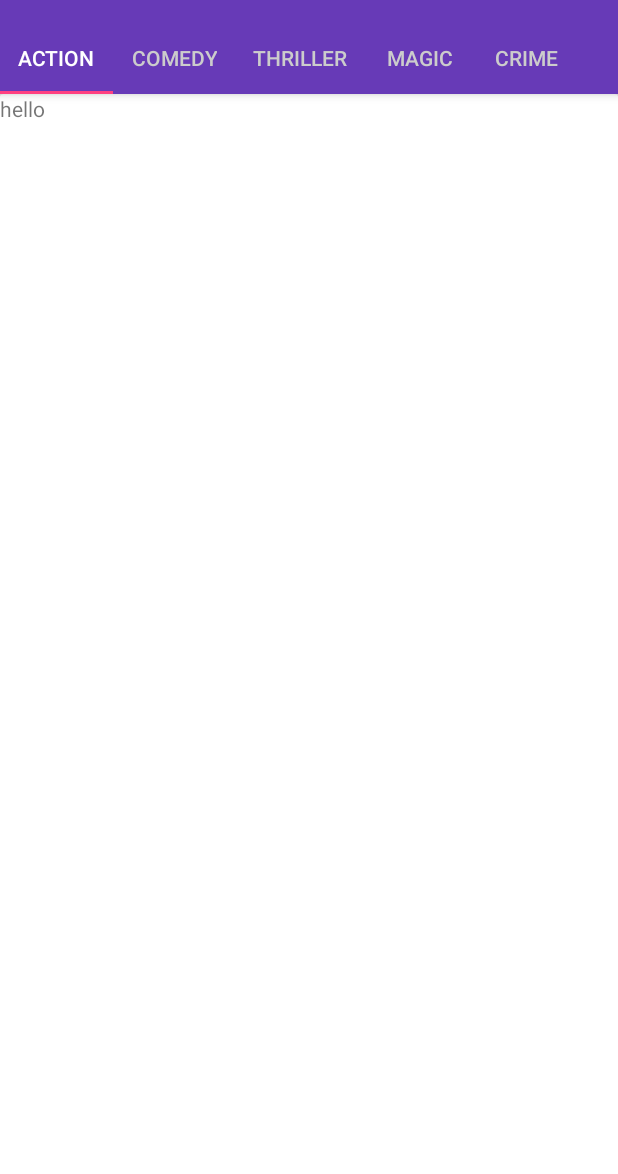
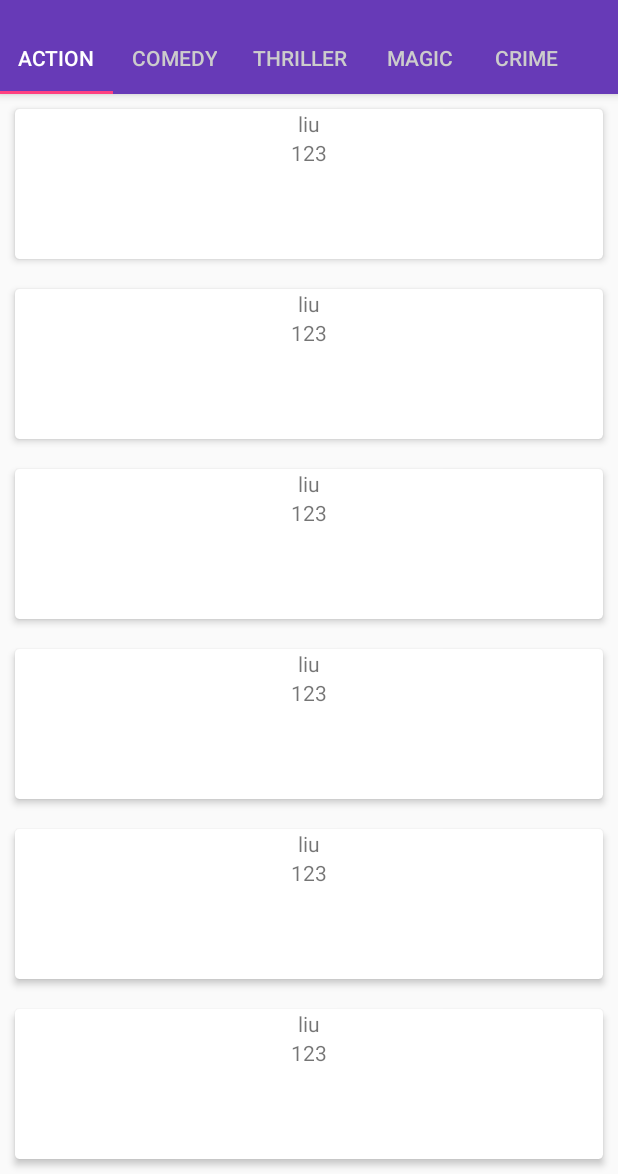
Before and after one commit to mrlmj/TVShow, an Android app: the screen it shows after launch (MainActivity), on a phone screen of 412 x 824 dp, the part 62-1236 px from its top. Run offline under Robolectric (Android 15) with nearby library versions, the phone set to English and light mode, and no system bars; our stand-ins replace ButterKnife; libraries missing offline, so code that uses them is left out: com.orhanobut.logger; 1 statement that could not run was skipped.

Commit message:
[feature]添加fragment

```diff
--- /dev/null
+++ b/app/src/main/java/com/monkeyliu/tvshow/data/bean/Drama.java
@@ -0,0 +1,31 @@
+package com.monkeyliu.tvshow.data.bean;
+
+/**
+ * @author monkey
+ * @date 2016/6/3 0003.
+ */
+public class Drama {
+	private String name;
+	private String url;
+
+	public Drama(String name, String url){
+		this.name = name;
+		this.url = url;
+	}
+
+	public String getName() {
+		return name;
+	}
+
+	public void setName(String name) {
+		this.name = name;
+	}
+
+	public String getUrl() {
+		return url;
+	}
+
+	public void setUrl(String url) {
+		this.url = url;
+	}
+}
--- a/app/src/main/java/com/monkeyliu/tvshow/tvseriesdown/subfragments/RecyclerFragment.java
+++ b/app/src/main/java/com/monkeyliu/tvshow/tvseriesdown/subfragments/RecyclerFragment.java
@@ -19,7 +19,7 @@ public abstract class RecyclerFragment extends BaseFragment implements SwipeRefr
 	@Bind(R.id.data_recyclerview)
 	RecyclerView mRecyclerView;
 	@Bind(R.id.swipe_refresh_layout)
-	SwipeRefreshLayout mRefreshLayout;
+	SwipeRefreshLayout mSwipeRefreshLayout;
 
 	@Override
 	protected int getLayoutId() {
@@ -28,7 +28,7 @@ public abstract class RecyclerFragment extends BaseFragment implements SwipeRefr
 
 	@Override
 	protected void initViews() {
-		mRefreshLayout.setColorSchemeColors(R.color.colorPrimary,R.color.colorPrimaryDark,R.color.colorAccent);
-		mRefreshLayout.setOnRefreshListener(this);
+		mSwipeRefreshLayout.setColorSchemeColors(R.color.colorPrimary,R.color.colorPrimaryDark,R.color.colorAccent);
+		mSwipeRefreshLayout.setOnRefreshListener(this);
 	}
 }
--- a/app/src/main/java/com/monkeyliu/tvshow/tvseriesdown/subfragments/TvListAdapter.java
+++ b/app/src/main/java/com/monkeyliu/tvshow/tvseriesdown/subfragments/TvListAdapter.java
@@ -9,8 +9,10 @@ import android.widget.MediaController;
 import android.widget.TextView;
 
 import com.monkeyliu.tvshow.R;
+import com.monkeyliu.tvshow.data.bean.Drama;
 
 import java.util.ArrayList;
+import java.util.List;
 
 import butterknife.Bind;
 import butterknife.ButterKnife;
@@ -23,12 +25,23 @@ public class TvListAdapter extends RecyclerView.Adapter<TvListAdapter.ViewHolder
 
 	private Context mContext;
 	private LayoutInflater mLayoutInflater;
-	private ArrayList<String> mTextList;
+	private ArrayList<Drama> mDramaList;
 
-	public TvListAdapter(Context context, ArrayList<String> textList){
+	public TvListAdapter(Context context, ArrayList<Drama> textList){
 		mContext = context;
 		mLayoutInflater = LayoutInflater.from(mContext);
-		mTextList = textList;
+		mDramaList = textList;
+	}
+
+	public void fillDataWithClear(ArrayList<Drama> dramaList){
+		mDramaList.clear();
+		mDramaList = dramaList;
+		notifyDataSetChanged();
+	}
+
+	public void appendMoreData(ArrayList<Drama> dramasList){
+		mDramaList.addAll(dramasList);
+		notifyDataSetChanged();
 	}
 
 	@Override
@@ -38,18 +51,21 @@ public class TvListAdapter extends RecyclerView.Adapter<TvListAdapter.ViewHolder
 
 	@Override
 	public void onBindViewHolder(ViewHolder holder, int position) {
-		holder.mTextview.setText(mTextList.get(position));
+		holder.mNameTextview.setText(mDramaList.get(position).getName());
+		holder.mUrlTextView.setText(mDramaList.get(position).getUrl());
 	}
 
 	@Override
 	public int getItemCount() {
-		return mTextList.size();
+		return mDramaList.size();
 	}
 
 	class ViewHolder extends RecyclerView.ViewHolder {
 
-		@Bind(R.id.textview_content)
-		TextView mTextview;
+		@Bind(R.id.textview_name)
+		TextView mNameTextview;
+		@Bind(R.id.textview_url)
+		TextView mUrlTextView;
 
 		public ViewHolder(View itemView) {
 			super(itemView);
--- a/app/src/main/java/com/monkeyliu/tvshow/tvseriesdown/subfragments/TvListContract.java
+++ b/app/src/main/java/com/monkeyliu/tvshow/tvseriesdown/subfragments/TvListContract.java
@@ -2,6 +2,10 @@ package com.monkeyliu.tvshow.tvseriesdown.subfragments;
 
 import com.monkeyliu.tvshow.BasePresenter;
 import com.monkeyliu.tvshow.BaseView;
+import com.monkeyliu.tvshow.data.bean.Drama;
+
+import java.util.ArrayList;
+import java.util.List;
 
 /**
  * @author monkey
@@ -10,7 +14,7 @@ import com.monkeyliu.tvshow.BaseView;
 public interface TvListContract {
 
 	interface Presenter extends BasePresenter{
-		void loadData();
+		void reloadData();
 		void loadMoreData();
 	}
 
@@ -18,6 +22,8 @@ public interface TvListContract {
 		void setLoadingIndicator(boolean active);
 		void showLoadingError();
 		void showLoadingMore();
+		void fillData(ArrayList<Drama> data);
+		void appendData(ArrayList<Drama> data);
 	}
 
 }
--- a/app/src/main/java/com/monkeyliu/tvshow/tvseriesdown/subfragments/TvListFragment.java
+++ b/app/src/main/java/com/monkeyliu/tvshow/tvseriesdown/subfragments/TvListFragment.java
@@ -5,9 +5,11 @@ import android.support.annotation.Nullable;
 import android.support.v7.widget.LinearLayoutManager;
 import android.support.v7.widget.RecyclerView;
 
+import com.monkeyliu.tvshow.data.bean.Drama;
 import com.monkeyliu.tvshow.utils.Constants;
 
 import java.util.ArrayList;
+import java.util.List;
 
 /**
  * @author monkey
@@ -23,6 +25,9 @@ public class TvListFragment extends RecyclerFragment implements TvListContract.V
 
 	private int mType;
 	private TvListAdapter mAdapter;
+	private ArrayList<Drama> mData = new ArrayList<>();
+
+	private TvListContract.Presenter mPresenter;
 
 	@Override
 	public void onCreate(@Nullable Bundle savedInstanceState) {
@@ -42,33 +47,31 @@ public class TvListFragment extends RecyclerFragment implements TvListContract.V
 	protected void initViews() {
 		super.initViews();
 		mType = getArguments().getInt(Constants.TV_TYPE);
-		ArrayList<String> data = new ArrayList<>();
-		data.add("hello");
-		data.add("hello");
-		data.add("hello");
-		data.add("hello");
-		data.add("hello");
-		data.add("hello");
-		data.add("hello");
-		mAdapter = new TvListAdapter(getContext(),data);
+		mAdapter = new TvListAdapter(getContext(),mData);
 		mRecyclerView.setLayoutManager(new LinearLayoutManager(getContext()));
 		mRecyclerView.setAdapter(mAdapter);
 		mRecyclerView.setHasFixedSize(true);
 	}
 
 	@Override
+	public void onResume() {
+		super.onResume();
+		mPresenter.reloadData();
+	}
+
+	@Override
 	public void onRefresh() {
-
+		mPresenter.reloadData();
 	}
 
 	@Override
 	public void setPresenter(TvListContract.Presenter presenter) {
-
+		mPresenter = presenter;
 	}
 
 	@Override
 	public void setLoadingIndicator(boolean active) {
-
+		mSwipeRefreshLayout.setRefreshing(active);
 	}
 
 	@Override
@@ -80,4 +83,14 @@ public class TvListFragment extends RecyclerFragment implements TvListContract.V
 	public void showLoadingMore() {
 
 	}
+
+	@Override
+	public void fillData(ArrayList<Drama> data) {
+		mAdapter.fillDataWithClear(data);
+	}
+
+	@Override
+	public void appendData(ArrayList<Drama> data) {
+
+	}
 }
--- a/app/src/main/java/com/monkeyliu/tvshow/tvseriesdown/subfragments/TvListPresenter.java
+++ b/app/src/main/java/com/monkeyliu/tvshow/tvseriesdown/subfragments/TvListPresenter.java
@@ -1,4 +1,8 @@
 package com.monkeyliu.tvshow.tvseriesdown.subfragments;
+
+import com.monkeyliu.tvshow.data.bean.Drama;
+
+import java.util.ArrayList;
 
 /**
  * @author monkey
@@ -14,8 +18,21 @@ public class TvListPresenter implements TvListContract.Presenter {
 	}
 
 	@Override
-	public void loadData() {
-
+	public void reloadData() {
+		mView.setLoadingIndicator(true);
+		ArrayList<Drama> data = new ArrayList<>();
+			data.add(new Drama("liu","123"));
+			data.add(new Drama("liu","123"));
+			data.add(new Drama("liu","123"));
+			data.add(new Drama("liu","123"));
+			data.add(new Drama("liu","123"));
+			data.add(new Drama("liu","123"));
+			data.add(new Drama("liu","123"));
+			data.add(new Drama("liu","123"));
+			data.add(new Drama("liu","123"));
+			data.add(new Drama("liu","123"));
+		mView.setLoadingIndicator(false);
+		mView.fillData(data);
 	}
 
 	@Override
--- a/app/src/main/res/layout/item_tvlist.xml
+++ b/app/src/main/res/layout/item_tvlist.xml
@@ -1,18 +1,28 @@
 <?xml version="1.0" encoding="utf-8"?>
 <android.support.v7.widget.CardView
     xmlns:android="http://schemas.android.com/apk/res/android"
+    xmlns:app="http://schemas.android.com/apk/res-auto"
     android:layout_width="match_parent"
-    android:layout_height="match_parent"
-    android:padding="5dp">
+    android:layout_height="100dp"
+    android:padding="5dp"
+    android:layout_margin="10dp"
+    app:cardCornerRadius="3dp"
+    app:cardElevation="3dp">
 
     <RelativeLayout
         android:layout_width="match_parent"
         android:layout_height="match_parent">
         <TextView
-            android:id="@+id/textview_content"
-            android:layout_width="wrap_content"
+            android:id="@+id/textview_name"
+            android:layout_width="match_parent"
             android:layout_height="wrap_content"
-            android:layout_gravity="center"/>
+            android:gravity="center"/>
+        <TextView
+            android:id="@+id/textview_url"
+            android:layout_width="match_parent"
+            android:layout_height="wrap_content"
+            android:gravity="center"
+            android:layout_below="@id/textview_name"/>
     </RelativeLayout>
 
 </android.support.v7.widget.CardView>
```
